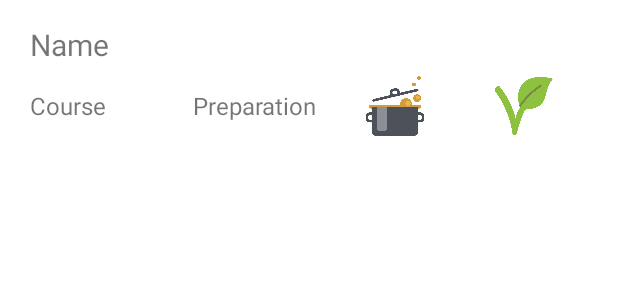
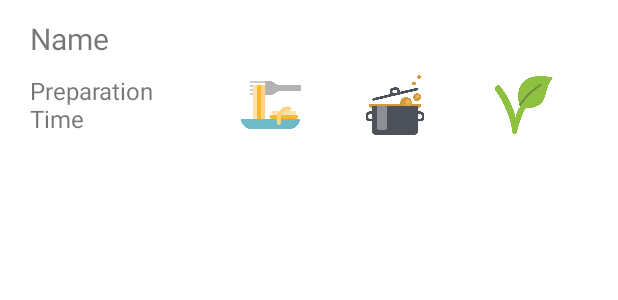
Before and after one commit to RiccardoEvangelisti/RecipeBook, an Android app: the layout item_list_recipes.xml on its own in the app's theme, with its tools: preview values and no code run, on a phone screen of 412 x 824 dp. Shown: the top 300 px of the screen. Run offline under Robolectric (Android 15) with nearby library versions, the phone set to English and light mode, and no system bars.

Commit message:
Added cancel button AddRecipe. Added icons in list

```diff
--- a/app/src/main/java/com/projects/android/recipebook/view/add/AddRecipeState.kt
+++ b/app/src/main/java/com/projects/android/recipebook/view/add/AddRecipeState.kt
@@ -14,13 +14,14 @@ import com.projects.android.recipebook.view.add.tag.TagSpan
 import com.projects.android.recipebook.view.add.utils.AddRecipeCheckErrors
 
 class AddRecipeState {
+	var canceled: Boolean = false
 	var name: String? = null
 	var course: Course? = null
 	var portions: String? = null
 	var preparationEditable: Editable? = null
 	private var preparation: Preparation? = null
 	var ingredientsList: MutableList<Ingredient>? = null
-	var unitIngredient: UnitOfMeasure?=null
+	var unitIngredient: UnitOfMeasure? = null
 	var isVeg: Boolean? = null
 	var preparationTime: PreparationTime? = null
 	var isCooked: Boolean? = null
@@ -63,6 +64,9 @@ class AddRecipeState {
 
 		for (ingredient in ingredientsList!!) {
 			ingredient.name = ingredient.name.trim()
+			if (ingredient.unitOfMeasure != UnitOfMeasure.TO_TASTE) {
+				ingredient.quantity = ingredient.quantity.toInt().toString()
+			}
 		}
 	}
 }
--- a/app/src/main/java/com/projects/android/recipebook/view/add/AddRecipeViewModel.kt
+++ b/app/src/main/java/com/projects/android/recipebook/view/add/AddRecipeViewModel.kt
@@ -61,7 +61,9 @@ class AddRecipeViewModel : ViewModel() {
 
 	override fun onCleared() {
 		super.onCleared()
-		_state.value?.formatRecipe()
-		_state.value?.let { state -> recipeBookRepository.insertRecipe(state.toRecipe()) }
+		if (!_state.value?.canceled!!) {
+			_state.value?.formatRecipe()
+			_state.value?.let { state -> recipeBookRepository.insertRecipe(state.toRecipe()) }
+		}
 	}
 }
--- a/app/src/main/java/com/projects/android/recipebook/view/add/utils/AddRecipeCheckErrors.kt
+++ b/app/src/main/java/com/projects/android/recipebook/view/add/utils/AddRecipeCheckErrors.kt
@@ -70,7 +70,7 @@ class AddRecipeCheckErrors {
 		}
 
 		fun checkQuantityIngredientItem(quantityIngredientItemLayoutAdd: TextInputLayout, quantity: String, unitOfMeasure: UnitOfMeasure): Boolean {
-			if (quantity.isBlank() && unitOfMeasure != UnitOfMeasure.TO_TASTE) {
+			if ((quantity.isBlank() || quantity.toInt() <= 0) && unitOfMeasure != UnitOfMeasure.TO_TASTE) {
 				quantityIngredientItemLayoutAdd.error = "Required"
 				return false
 			} else {
--- a/app/src/main/res/layout/fragment_filters.xml
+++ b/app/src/main/res/layout/fragment_filters.xml
@@ -217,7 +217,7 @@
 		android:layout_width = "wrap_content"
 		android:layout_height = "wrap_content"
 		android:layout_marginTop = "8dp"
-		android:checked = "false"
+		android:checked = "true"
 		android:minHeight = "48dp"
 		android:text = "@string/filters_fragment_is_not_veg"
 		app:layout_constraintBottom_toTopOf = "@+id/is_cooked_filter"
--- a/app/src/main/res/layout/item_list_recipes.xml
+++ b/app/src/main/res/layout/item_list_recipes.xml
@@ -25,7 +25,7 @@
 		android:layout_width = "wrap_content"
 		android:layout_height = "wrap_content"
 		android:orientation = "horizontal"
-		app:layout_constraintGuide_begin = "16dp" />
+		app:layout_constraintGuide_begin = "12dp" />
 
 	<TextView
 		android:id = "@+id/name_item_list"
@@ -38,31 +38,31 @@
 		app:layout_constraintTop_toTopOf = "@+id/guideline8"
 		tools:text = "Name" />
 
-	<TextView
+	<ImageView
 		android:id = "@+id/course_item_list"
 		android:layout_width = "0dp"
+		android:layout_height = "40dp"
+		android:layout_marginStart = "8dp"
+		android:layout_marginEnd = "8dp"
+		android:textSize = "16sp"
+		app:layout_constraintBottom_toBottomOf = "@+id/preparation_time_item_list"
+		app:layout_constraintEnd_toStartOf = "@+id/guideline10"
+		app:layout_constraintStart_toStartOf = "@+id/guideline11"
+		app:layout_constraintTop_toTopOf = "@+id/preparation_time_item_list"
+		tools:srcCompat = "@drawable/first"
+		android:contentDescription = "@string/item_list_recipes_fragment_course" />
+
+	<TextView
+		android:id = "@+id/preparation_time_item_list"
+		android:layout_width = "0dp"
 		android:layout_height = "wrap_content"
-		android:layout_marginTop = "16dp"
-		android:layout_marginEnd = "8dp"
+		android:layout_marginTop = "10dp"
 		android:layout_marginBottom = "16dp"
 		android:textSize = "16sp"
 		app:layout_constraintBottom_toBottomOf = "parent"
 		app:layout_constraintEnd_toStartOf = "@+id/guideline11"
 		app:layout_constraintStart_toStartOf = "@+id/guideline6"
 		app:layout_constraintTop_toBottomOf = "@+id/name_item_list"
-		tools:text = "Course" />
-
-	<TextView
-		android:id = "@+id/preparation_time_item_list"
-		android:layout_width = "0dp"
-		android:layout_height = "0dp"
-		android:layout_marginStart = "8dp"
-		android:layout_marginEnd = "8dp"
-		android:textSize = "16sp"
-		app:layout_constraintBottom_toBottomOf = "@+id/course_item_list"
-		app:layout_constraintEnd_toStartOf = "@+id/guideline10"
-		app:layout_constraintStart_toStartOf = "@+id/guideline11"
-		app:layout_constraintTop_toTopOf = "@+id/course_item_list"
 		app:layout_constraintVertical_bias = "0.49"
 		tools:text = "Preparation Time" />
 
@@ -85,7 +85,7 @@
 		android:layout_width = "wrap_content"
 		android:layout_height = "wrap_content"
 		android:orientation = "vertical"
-		app:layout_constraintGuide_begin = "121dp" />
+		app:layout_constraintGuide_begin = "141dp" />
 
 	<ImageView
 		android:id = "@+id/is_cooked_item_list"
@@ -106,7 +106,7 @@
 		android:layout_height = "40dp"
 		android:layout_marginStart = "8dp"
 		android:layout_marginEnd = "8dp"
-		android:contentDescription = "@string/item_list_recipes_fragment_cooked_veg"
+		android:contentDescription = "@string/item_list_recipes_fragment_veg"
 		app:layout_constraintBottom_toBottomOf = "@+id/preparation_time_item_list"
 		app:layout_constraintEnd_toStartOf = "@+id/guideline7"
 		app:layout_constraintStart_toStartOf = "@+id/guideline9"
--- a/app/src/main/res/values/strings.xml
+++ b/app/src/main/res/values/strings.xml
@@ -2,6 +2,7 @@
 	<string name = "app_name">Recipe Book</string>
 
 	<!-- Add Recipe Fragment -->
+	<string name = "menu_add_recipe_cancel">Cancel</string>
 	<string name = "add_recipe_fragment_recipe_name">Name</string>
 	<string name = "add_recipe_fragment_take_picture">Take a picture</string>
 	<string name = "add_recipe_fragment_is_cooked">Is Cooked</string>
@@ -44,6 +45,7 @@
 	<string name = "list_recipes_fragment_add_recipe">Add Recipe</string>
 	<string name = "list_recipes_fragment_extend_filter_panel">Extend the filter panel</string>
 	<string name = "item_list_recipes_fragment_cooked">Is or is not cooked</string>
-	<string name = "item_list_recipes_fragment_cooked_veg">Is or is not veg</string>
+	<string name = "item_list_recipes_fragment_veg">Is or is not veg</string>
+	<string name = "item_list_recipes_fragment_course">Course</string>
 
 </resources>
```
Also changed, not shown: app/src/main/java/com/projects/android/recipebook/view/add/AddRecipeFragment.kt (+33 -3 lines), app/src/main/java/com/projects/android/recipebook/view/list/ListRecipesAdapter.kt (+12 -1 lines), app/src/main/res/menu/fragment_menu_add_recipe.xml (added, +8 -0 lines), app/src/main/res/drawable/dessert.png (added), app/src/main/res/drawable/first.png (added), app/src/main/res/drawable/second.png (added), app/src/main/res/drawable/side.png (added), app/src/main/res/drawable/starter.png (added).
